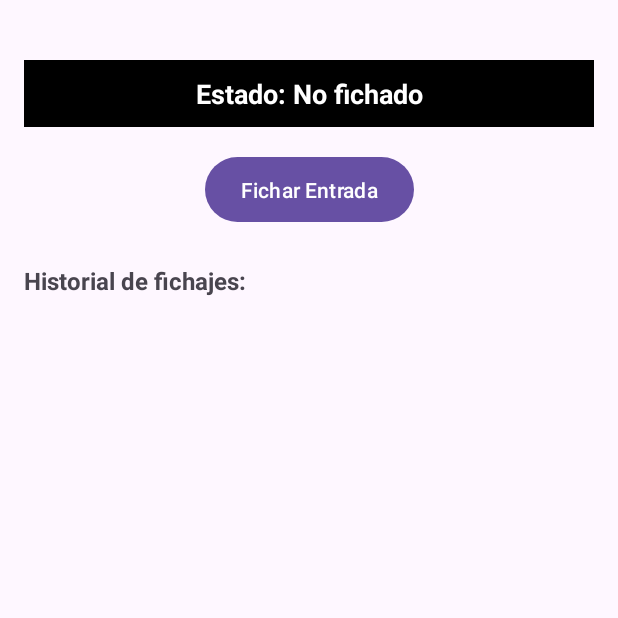
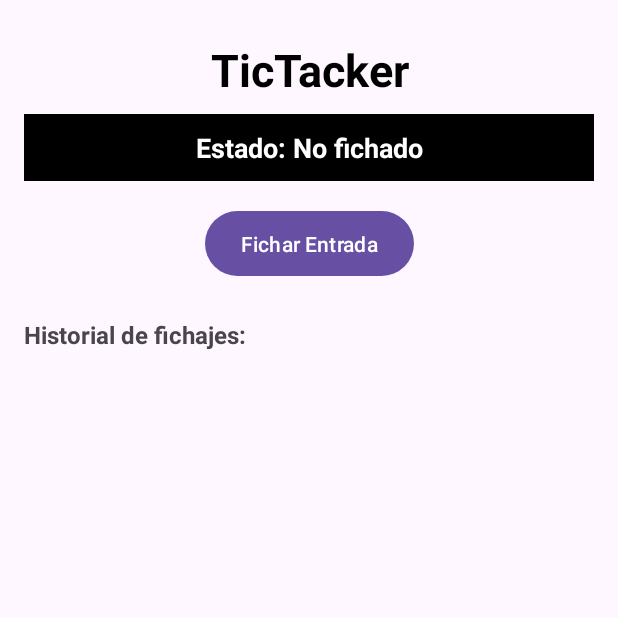
Before and after one commit to ffernandezco/DAS-Proyecto, an Android app: the first screen one second after launch (MainActivity), on a phone screen of 412 x 824 dp, the top half of it. Run offline under Robolectric (Android 15) with nearby library versions, the phone set to English and light mode, and no system bars.

Commit message:
Cambio de nombre y añadido título

```diff
--- a/app/src/main/res/layout/activity_main.xml
+++ b/app/src/main/res/layout/activity_main.xml
@@ -10,10 +10,25 @@
     tools:context=".MainActivity">
 
     <TextView
+        android:id="@+id/appTitle"
+        android:layout_width="0dp"
+        android:layout_height="wrap_content"
+        android:text="@string/app_name"
+        android:textAlignment="center"
+        android:textSize="30sp"
+        android:textStyle="bold"
+        android:textColor="@color/black"
+        android:layout_marginTop="10dp"
+        android:layout_marginBottom="10dp"
+        app:layout_constraintEnd_toEndOf="parent"
+        app:layout_constraintStart_toStartOf="parent"
+        app:layout_constraintTop_toTopOf="parent" />
+
+    <TextView
         android:id="@+id/tvEstadoFichaje"
         android:layout_width="0dp"
         android:layout_height="wrap_content"
-        android:layout_marginTop="24dp"
+        android:layout_marginTop="60dp"
         android:background="@android:color/background_dark"
         android:paddingVertical="10dp"
         android:text="Estado: No fichado"
--- a/app/src/main/res/values/strings.xml
+++ b/app/src/main/res/values/strings.xml
@@ -1,3 +1,3 @@
 <resources>
-    <string name="app_name">DAS Proyecto</string>
+    <string name="app_name">TicTacker</string>
 </resources>
```
